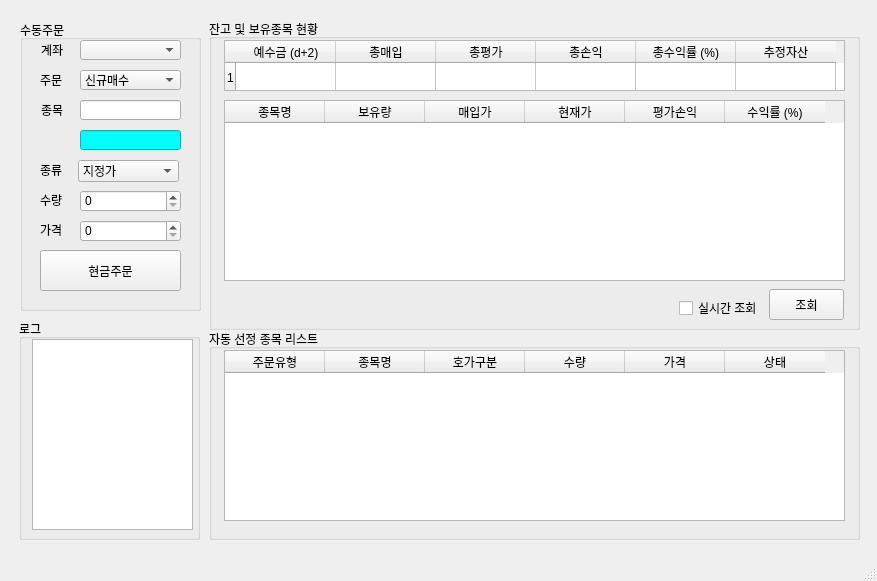
didw/PyTrader, file pytrader.ui: the form before one commit.
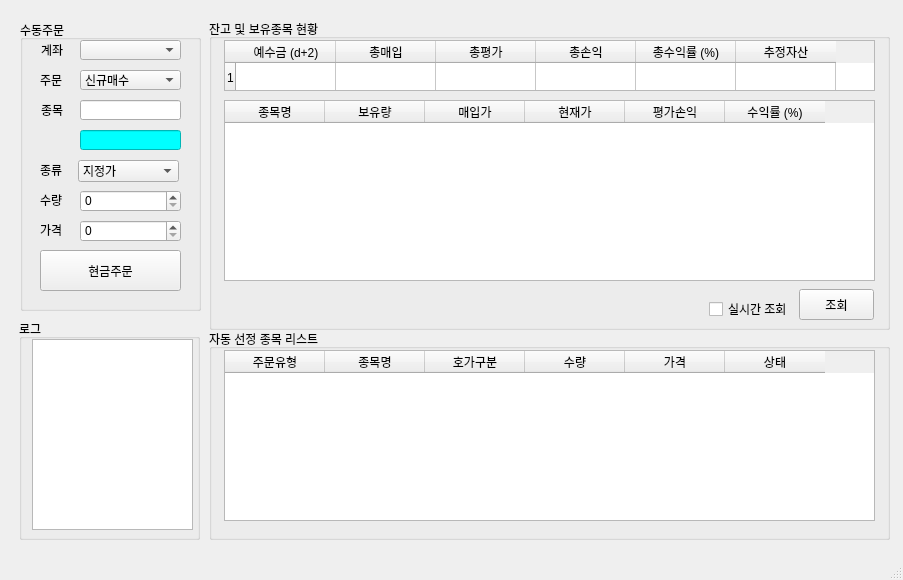
The form after the commit.

Commit message: adjust max window size

The edit to the form file:
```diff
--- a/pytrader.ui
+++ b/pytrader.ui
@@ -6,8 +6,8 @@
    <rect>
     <x>0</x>
     <y>0</y>
-    <width>877</width>
-    <height>581</height>
+    <width>903</width>
+    <height>580</height>
    </rect>
   </property>
   <property name="windowTitle">
@@ -235,7 +235,7 @@
      <rect>
       <x>209</x>
       <y>19</y>
-      <width>651</width>
+      <width>681</width>
       <height>311</height>
      </rect>
     </property>
@@ -247,7 +247,7 @@
       <rect>
        <x>15</x>
        <y>21</y>
-       <width>621</width>
+       <width>651</width>
        <height>51</height>
       </rect>
      </property>
@@ -291,7 +291,7 @@
       <rect>
        <x>15</x>
        <y>81</y>
-       <width>621</width>
+       <width>651</width>
        <height>181</height>
       </rect>
      </property>
@@ -329,8 +329,8 @@
     <widget class="QCheckBox" name="realtimeCheckBox">
      <property name="geometry">
       <rect>
-       <x>470</x>
-       <y>279</y>
+       <x>500</x>
+       <y>280</y>
        <width>81</width>
        <height>20</height>
       </rect>
@@ -342,7 +342,7 @@
     <widget class="QPushButton" name="inquiryBtn">
      <property name="geometry">
       <rect>
-       <x>560</x>
+       <x>590</x>
        <y>270</y>
        <width>75</width>
        <height>31</height>
@@ -358,7 +358,7 @@
      <rect>
       <x>209</x>
       <y>329</y>
-      <width>651</width>
+      <width>681</width>
       <height>211</height>
      </rect>
     </property>
@@ -370,7 +370,7 @@
       <rect>
        <x>15</x>
        <y>21</y>
-       <width>621</width>
+       <width>651</width>
        <height>171</height>
       </rect>
      </property>
```
Left out of the diff: 2 changed lines with no effect on the pictures.
